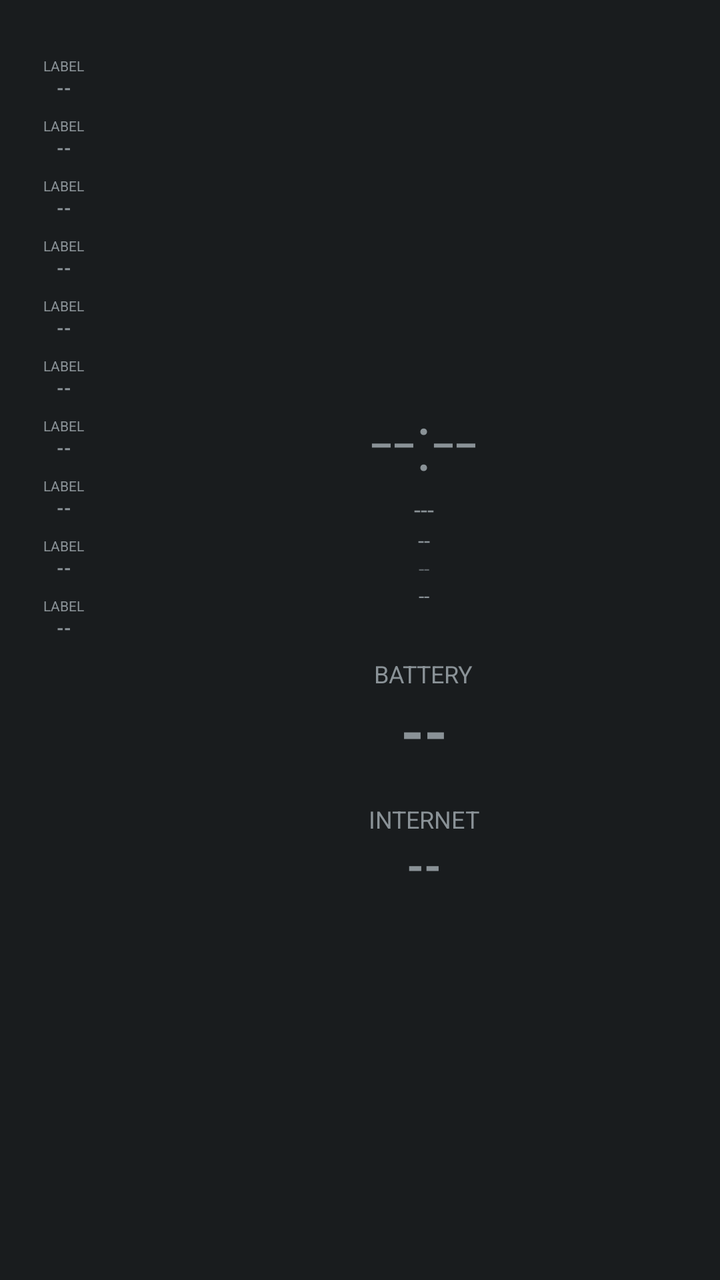
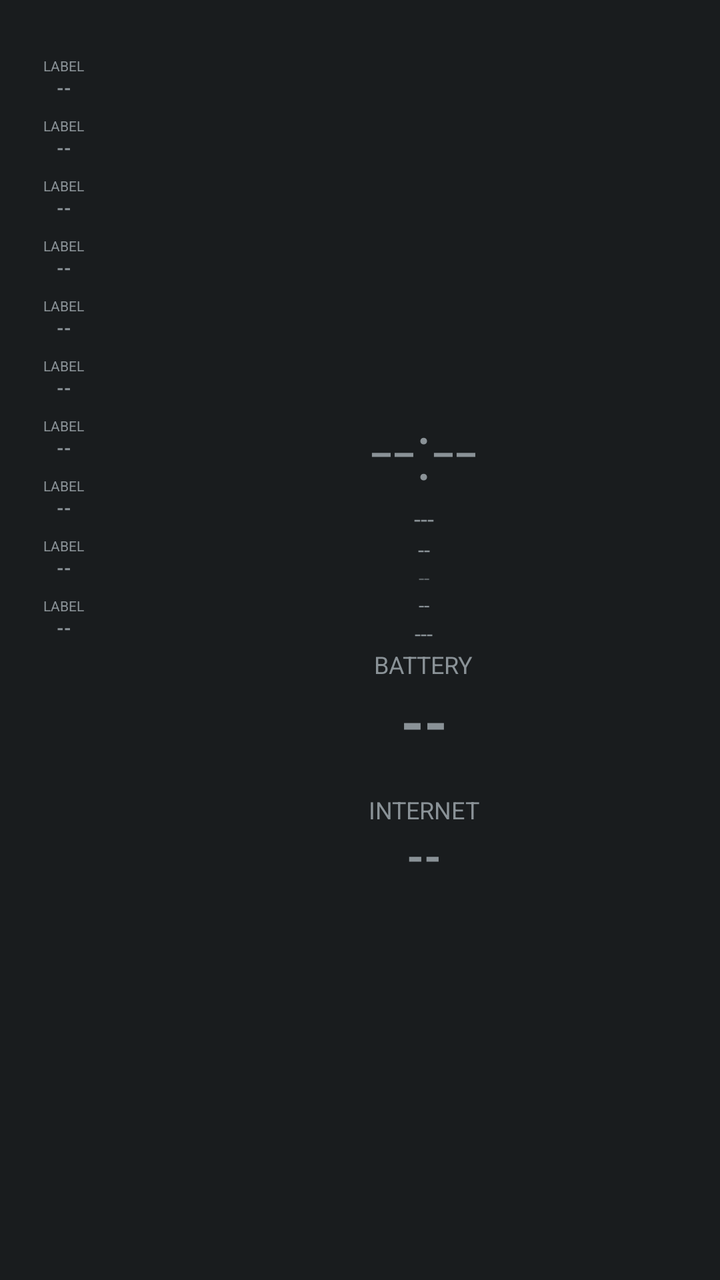

Compare the two renders of this Android layout. The source of the first and the diff that turns it into the second are given below.
<!-- AndroidManifest.xml: application theme android:Theme.DeviceDefault.NoActionBar -->
<!-- res/layout/aod_layout_sidebar.xml -->
<?xml version="1.0" encoding="utf-8"?>
<LinearLayout xmlns:android="http://schemas.android.com/apk/res/android"
    android:id="@+id/bg_root"
    android:layout_width="match_parent"
    android:layout_height="match_parent"
    android:orientation="horizontal">

    <LinearLayout
        android:id="@+id/rail_bg"
        android:layout_width="64dp"
        android:layout_height="match_parent"
        android:orientation="vertical"
        android:gravity="center_horizontal"
        android:paddingTop="28dp">

        <include layout="@layout/aod_row_rail" android:id="@+id/row0" />
        <include layout="@layout/aod_row_rail" android:id="@+id/row1" />
        <include layout="@layout/aod_row_rail" android:id="@+id/row2" />
        <include layout="@layout/aod_row_rail" android:id="@+id/row3" />
        <include layout="@layout/aod_row_rail" android:id="@+id/row4" />
        <include layout="@layout/aod_row_rail" android:id="@+id/row5" />
        <include layout="@layout/aod_row_rail" android:id="@+id/row6" />
        <include layout="@layout/aod_row_rail" android:id="@+id/row7" />
        <include layout="@layout/aod_row_rail" android:id="@+id/row8" />
        <include layout="@layout/aod_row_rail" android:id="@+id/row9" />

    </LinearLayout>

    <LinearLayout
        android:layout_width="0dp"
        android:layout_height="match_parent"
        android:layout_weight="1"
        android:orientation="vertical"
        android:gravity="center"
        android:padding="20dp">

        <TextView
            android:id="@+id/clock"
            android:layout_width="wrap_content"
            android:layout_height="wrap_content"
            android:textSize="40sp"
            android:fontFamily="sans-serif-light"
            android:text="--:--" />

        <TextView
            android:id="@+id/date"
            android:layout_width="wrap_content"
            android:layout_height="wrap_content"
            android:textSize="12sp"
            android:text="---" />

        <TextView
            android:id="@+id/health_badge"
            android:layout_width="wrap_content"
            android:layout_height="wrap_content"
            android:textSize="11sp"
            android:textAllCaps="true"
            android:text="--" />

        <TextView
            android:id="@+id/perf_badge"
            android:layout_width="wrap_content"
            android:layout_height="wrap_content"
            android:textSize="10sp"
            android:alpha="0.6"
            android:text="--" />

        <TextView
            android:id="@+id/net_type_badge"
            android:layout_width="wrap_content"
            android:layout_height="wrap_content"
            android:textSize="10sp"
            android:layout_marginBottom="24dp"
            android:text="--" />

        <TextView
            android:id="@+id/headline1_label"
            android:layout_width="wrap_content"
            android:layout_height="wrap_content"
            android:textSize="12sp"
            android:textAllCaps="true"
            android:text="Battery" />

        <TextView
            android:id="@+id/headline1_value"
            android:layout_width="wrap_content"
            android:layout_height="wrap_content"
            android:textSize="30sp"
            android:textStyle="bold"
            android:layout_marginBottom="16dp"
            android:text="--" />

        <TextView
            android:id="@+id/headline2_label"
            android:layout_width="wrap_content"
            android:layout_height="wrap_content"
            android:textSize="12sp"
            android:textAllCaps="true"
            android:text="Internet" />

        <TextView
            android:id="@+id/headline2_value"
            android:layout_width="wrap_content"
            android:layout_height="wrap_content"
            android:textSize="22sp"
            android:textStyle="bold"
            android:text="--" />

    </LinearLayout>

</LinearLayout>
<!-- res/layout/aod_row_rail.xml (included above) -->
<?xml version="1.0" encoding="utf-8"?>
<LinearLayout xmlns:android="http://schemas.android.com/apk/res/android"
    android:layout_width="match_parent"
    android:layout_height="wrap_content"
    android:orientation="vertical"
    android:gravity="center_horizontal"
    android:layout_marginBottom="8dp">

    <TextView
        android:id="@+id/stat_label"
        android:layout_width="wrap_content"
        android:layout_height="wrap_content"
        android:textSize="7sp"
        android:textAllCaps="true"
        android:text="Label" />

    <TextView
        android:id="@+id/stat_value"
        android:layout_width="wrap_content"
        android:layout_height="wrap_content"
        android:textSize="9sp"
        android:textStyle="bold"
        android:text="--" />

</LinearLayout>
<!-- resources referenced by this layout -->
<resources>

</resources>

<!-- the commit's change to res/layout/aod_layout_sidebar.xml (unified diff, before → after) -->
@@ -70,7 +70,23 @@
             android:layout_width="wrap_content"
             android:layout_height="wrap_content"
             android:textSize="10sp"
+            android:text="--" />
+
+        <TextView
+            android:id="@+id/panchang"
+            android:layout_width="wrap_content"
+            android:layout_height="wrap_content"
+            android:textSize="11sp"
+            android:text="---" />
+
+        <TextView
+            android:id="@+id/muhurat_badge"
+            android:layout_width="wrap_content"
+            android:layout_height="wrap_content"
+            android:textSize="11sp"
+            android:textStyle="bold"
             android:layout_marginBottom="24dp"
+            android:visibility="gone"
             android:text="--" />
 
         <TextView
